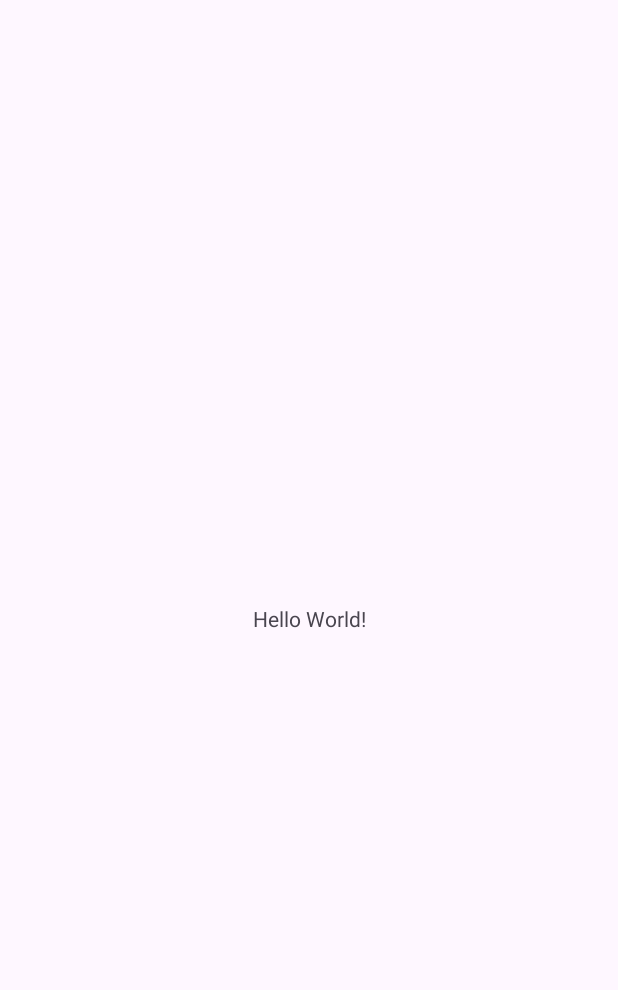
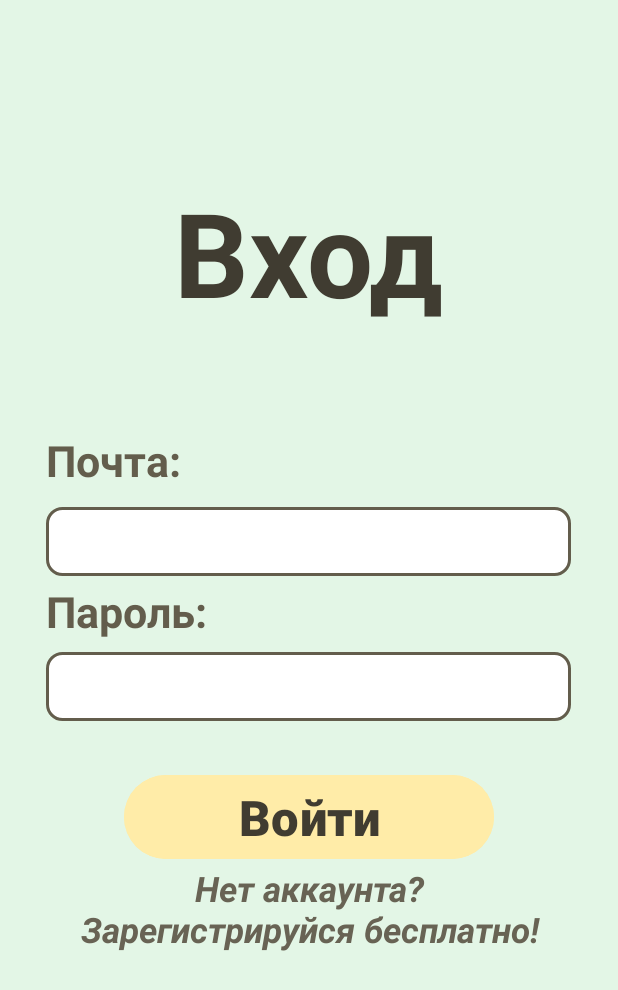
Before and after one commit to IrinaGnutikova/TaskMOU, an Android app: the screen it shows after launch (MainActivity before the commit, EnterActivity after it), on a phone screen of 412 x 824 dp. Before the commit the part shown is almost empty. Shown: the top 990 px of the screen. Run offline under Robolectric (Android 15) with nearby library versions, the phone set to English and light mode, and no system bars; our stand-ins replace sdp/ssp sizes.

Commit message:
Добавление основных активити, добавление основных цветов, назначение стартовой страницы EnterActivity

```diff
--- a/app/build.gradle
+++ b/app/build.gradle
@@ -41,4 +41,6 @@ dependencies {
     testImplementation 'junit:junit:4.13.2'
     androidTestImplementation 'androidx.test.ext:junit:1.1.5'
     androidTestImplementation 'androidx.test.espresso:espresso-core:3.5.1'
+
+    implementation 'com.intuit.ssp:ssp-android:1.1.0'
 }
--- /dev/null
+++ b/app/src/main/java/com/example/taskmou/EnterActivity.kt
@@ -0,0 +1,11 @@
+package com.example.taskmou
+
+import androidx.appcompat.app.AppCompatActivity
+import android.os.Bundle
+
+class EnterActivity : AppCompatActivity() {
+    override fun onCreate(savedInstanceState: Bundle?) {
+        super.onCreate(savedInstanceState)
+        setContentView(R.layout.activity_enter)
+    }
+}
--- /dev/null
+++ b/app/src/main/java/com/example/taskmou/tasks/MyAdapter.kt
@@ -0,0 +1,4 @@
+package com.example.taskmou.tasks
+
+class MyAdapter {
+}
--- /dev/null
+++ b/app/src/main/java/com/example/taskmou/tasks/Task.kt
@@ -0,0 +1,5 @@
+package com.example.taskmou.tasks
+
+data class Task(
+    var taskName:String? = null
+)
--- /dev/null
+++ b/app/src/main/res/drawable/shape.xml
@@ -0,0 +1,16 @@
+<?xml version="1.0" encoding="utf-8"?>
+<shape xmlns:android="http://schemas.android.com/apk/res/android"
+    android:shape="rectangle">
+
+    <stroke
+        android:color="@color/text1"
+        android:width="2dp"/>
+
+    <solid
+        android:color="#FFFFFF"/>
+
+    <corners
+        android:radius="10dp"/>
+
+
+</shape>
--- /dev/null
+++ b/app/src/main/res/layout/activity_enter.xml
@@ -0,0 +1,140 @@
+<?xml version="1.0" encoding="utf-8"?>
+<androidx.constraintlayout.widget.ConstraintLayout xmlns:android="http://schemas.android.com/apk/res/android"
+    xmlns:app="http://schemas.android.com/apk/res-auto"
+    xmlns:tools="http://schemas.android.com/tools"
+    android:layout_width="match_parent"
+    android:layout_height="match_parent"
+    tools:context=".EnterActivity"
+    android:background="@color/backg1"
+    >
+
+    <androidx.constraintlayout.widget.Guideline
+        android:id="@+id/linehor"
+        android:layout_width="wrap_content"
+        android:layout_height="wrap_content"
+        android:orientation="horizontal"
+        app:layout_constraintGuide_percent="0.7"/>
+
+
+    <TextView
+        android:id="@+id/tvEnter"
+        android:layout_width="0dp"
+        android:layout_height="wrap_content"
+        android:text="Вход"
+        android:textAlignment="center"
+        android:textColor="#403C31"
+        android:textSize="@dimen/_60ssp"
+        android:textStyle="bold"
+        app:layout_constraintBottom_toTopOf="@+id/tvEmail"
+        app:layout_constraintEnd_toEndOf="parent"
+        app:layout_constraintHorizontal_bias="0.491"
+        app:layout_constraintStart_toStartOf="parent"
+        app:layout_constraintTop_toTopOf="parent"
+        app:layout_constraintVertical_bias="0.634"
+        app:layout_constraintWidth_percent="0.85" />
+
+    <EditText
+        android:id="@+id/etPass"
+
+        android:layout_width="0dp"
+        android:layout_height="wrap_content"
+        android:layout_marginBottom="32dp"
+        android:background="@drawable/shape"
+        android:inputType="textPassword"
+        android:paddingStart="15dp"
+        android:paddingTop="5dp"
+        android:paddingEnd="15dp"
+        android:paddingBottom="5dp"
+        android:singleLine="true"
+        android:textColor="@color/text1"
+        android:textSize="@dimen/_20ssp"
+        app:layout_constraintBottom_toTopOf="@+id/btnEnter"
+        app:layout_constraintEnd_toEndOf="parent"
+        app:layout_constraintHorizontal_bias="0.491"
+        app:layout_constraintStart_toStartOf="parent"
+        app:layout_constraintWidth_percent="0.85" />
+
+    <TextView
+        android:id="@+id/tvEmail"
+        android:layout_width="0dp"
+        android:layout_height="wrap_content"
+        android:layout_marginBottom="12dp"
+        android:text="Почта:"
+        android:textColor="@color/text1"
+        android:textSize="@dimen/_22ssp"
+        android:textStyle="bold"
+        app:layout_constraintBottom_toTopOf="@+id/etEmail"
+        app:layout_constraintEnd_toEndOf="parent"
+        app:layout_constraintHorizontal_bias="0.491"
+        app:layout_constraintStart_toStartOf="parent"
+
+        app:layout_constraintWidth_percent="0.85" />
+
+    <EditText
+        android:id="@+id/etEmail"
+        android:layout_width="0dp"
+        android:layout_height="wrap_content"
+        android:layout_marginBottom="4dp"
+        android:background="@drawable/shape"
+        android:inputType="textEmailAddress"
+        android:paddingStart="15dp"
+        android:paddingTop="5dp"
+        android:paddingEnd="15dp"
+        android:paddingBottom="5dp"
+        android:singleLine="true"
+        android:textColor="@color/text1"
+        android:textSize="@dimen/_20ssp"
+        android:textStyle="bold"
+        app:layout_constraintBottom_toTopOf="@+id/tvPass"
+        app:layout_constraintEnd_toEndOf="parent"
+        app:layout_constraintHorizontal_bias="0.491"
+        app:layout_constraintStart_toStartOf="parent"
+        app:layout_constraintWidth_percent="0.85" />
+
+    <TextView
+        android:id="@+id/tvPass"
+        android:layout_width="0dp"
+        android:layout_height="wrap_content"
+        android:layout_marginBottom="8dp"
+        android:text="Пароль:"
+        android:textColor="@color/text1"
+        android:textSize="@dimen/_22ssp"
+        android:textStyle="bold"
+        app:layout_constraintBottom_toTopOf="@+id/etPass"
+        app:layout_constraintEnd_toEndOf="parent"
+        app:layout_constraintHorizontal_bias="0.491"
+        app:layout_constraintStart_toStartOf="parent"
+        app:layout_constraintWidth_percent="0.85" />
+
+    <Button
+        android:id="@+id/btnEnter"
+        android:layout_width="0dp"
+
+        android:layout_height="wrap_content"
+        app:layout_constraintWidth_percent="0.6"
+        app:layout_constraintBottom_toTopOf="@+id/linehor"
+        app:layout_constraintEnd_toEndOf="parent"
+        app:layout_constraintStart_toStartOf="parent"
+        android:text="Войти"
+
+        android:textStyle="bold"
+        android:textSize="@dimen/_25ssp"
+        android:backgroundTint="@color/btn1"
+        android:textColor="#403C31"
+        android:elevation="2dp"/>
+
+    <TextView
+        android:id="@+id/tvGoReg"
+        android:layout_width="0dp"
+        android:layout_height="wrap_content"
+        android:text="Нет аккаунта? Зарегистрируйся бесплатно!"
+        android:textAlignment="center"
+        android:textColor="@color/textmini1"
+        android:textSize="@dimen/_18ssp"
+        android:textStyle="bold|italic"
+        app:layout_constraintEnd_toEndOf="parent"
+        app:layout_constraintStart_toStartOf="parent"
+        app:layout_constraintTop_toBottomOf="@+id/linehor"
+        app:layout_constraintWidth_percent="0.8" />
+
+</androidx.constraintlayout.widget.ConstraintLayout>
--- a/app/src/main/res/values/colors.xml
+++ b/app/src/main/res/values/colors.xml
@@ -2,4 +2,9 @@
 <resources>
     <color name="black">#FF000000</color>
     <color name="white">#FFFFFFFF</color>
+
+    <color name="btn1">#FFECA8</color>
+    <color name="backg1">#E3F6E6</color>
+    <color name="text1">#635D4C</color>
+    <color name="textmini1">#686354</color>
 </resources>
```
Also changed, not shown: app/src/main/AndroidManifest.xml (+12 -0 lines), app/src/main/java/com/example/taskmou/AddActivity.kt (added, +11 -0 lines), app/src/main/java/com/example/taskmou/AgreeActivity.kt (added, +11 -0 lines), app/src/main/java/com/example/taskmou/RegistrActivity.kt (added, +11 -0 lines), app/src/main/res/drawable/ic_baseline_delete_24.xml (added, +7 -0 lines), app/src/main/res/drawable/logout_icon.xml (added, +9 -0 lines), app/src/main/res/drawable/officeicons.xml (added, +116 -0 lines), app/src/main/res/drawable/plus_icon.xml (added, +15 -0 lines), app/src/main/res/layout/activity_add.xml (added, +72 -0 lines), app/src/main/res/layout/activity_agree.xml (added, +9 -0 lines), app/src/main/res/layout/activity_main.xml (+74 -5 lines), app/src/main/res/layout/activity_registr.xml (added, +111 -0 lines), app/src/main/res/layout/item_task.xml (added, +46 -0 lines).
